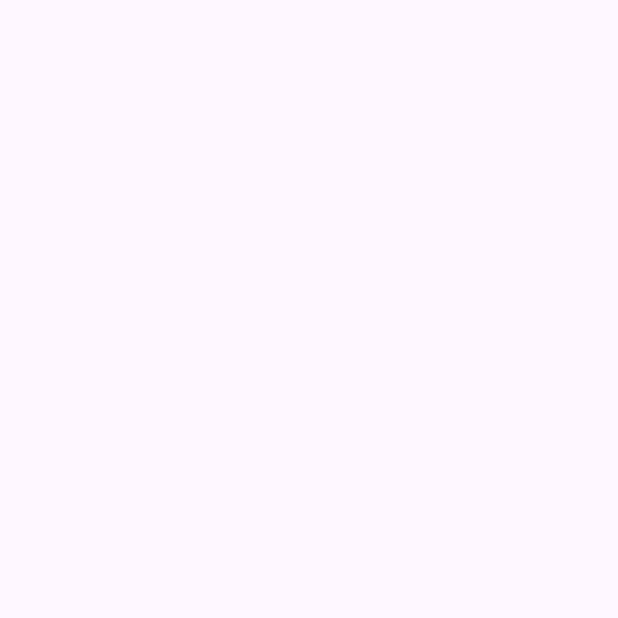
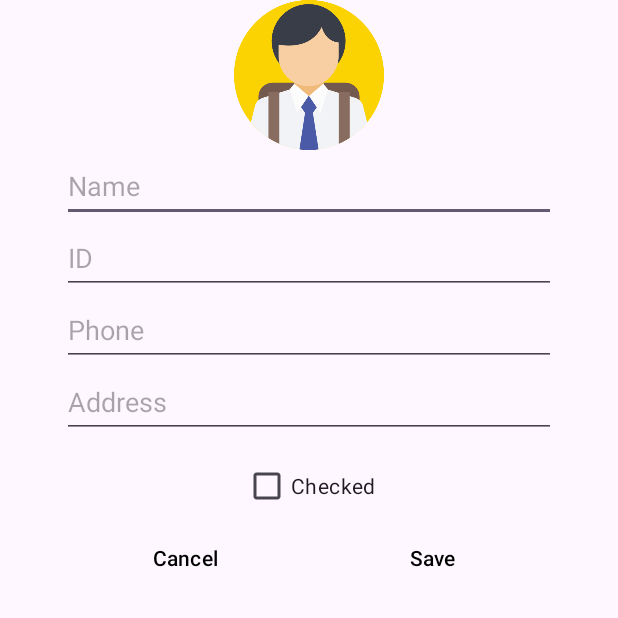
Before and after one commit to galCohen211/StudentApp, an Android app: the NewStudent screen opened directly, with no data from a screen before it, on a phone screen of 412 x 824 dp, the top half of it. Before the commit the part shown is empty. Run offline under Robolectric (Android 15) with nearby library versions, the phone set to English and light mode, and no system bars.

Commit message:
Worked on activity_new_student.xml

```diff
--- a/app/src/main/res/layout/activity_new_student.xml
+++ b/app/src/main/res/layout/activity_new_student.xml
@@ -7,4 +7,108 @@
     android:layout_height="match_parent"
     tools:context=".NewStudent">
 
+    <ImageView
+        android:id="@+id/new_student_avatar"
+        android:layout_width="100dp"
+        android:layout_height="100dp"
+        app:srcCompat="@drawable/student"
+        app:layout_constraintTop_toTopOf="parent"
+        app:layout_constraintStart_toStartOf="parent"
+        app:layout_constraintEnd_toEndOf="parent"
+        android:contentDescription="Student Avatar" />
+
+    <EditText
+        android:id="@+id/new_student_name"
+        android:layout_width="0dp"
+        android:layout_height="wrap_content"
+        android:hint="Name"
+        android:minHeight="48dp"
+        android:inputType="text"
+        app:layout_constraintTop_toBottomOf="@id/new_student_avatar"
+        app:layout_constraintStart_toStartOf="parent"
+        app:layout_constraintEnd_toEndOf="parent"
+        app:layout_constraintHorizontal_bias="0.5"
+        app:layout_constraintWidth_percent="0.8" />
+
+    <EditText
+        android:id="@+id/new_student_id"
+        android:layout_width="0dp"
+        android:layout_height="wrap_content"
+        android:hint="ID"
+        android:minHeight="48dp"
+        android:inputType="text"
+        app:layout_constraintTop_toBottomOf="@id/new_student_name"
+        app:layout_constraintStart_toStartOf="parent"
+        app:layout_constraintEnd_toEndOf="parent"
+        app:layout_constraintHorizontal_bias="0.5"
+        app:layout_constraintWidth_percent="0.8" />
+
+    <EditText
+        android:id="@+id/new_student_phone"
+        android:layout_width="0dp"
+        android:layout_height="wrap_content"
+        android:hint="Phone"
+        android:minHeight="48dp"
+        android:inputType="phone"
+        app:layout_constraintTop_toBottomOf="@id/new_student_id"
+        app:layout_constraintStart_toStartOf="parent"
+        app:layout_constraintEnd_toEndOf="parent"
+        app:layout_constraintHorizontal_bias="0.5"
+        app:layout_constraintWidth_percent="0.8" />
+
+    <EditText
+        android:id="@+id/new_student_address"
+        android:layout_width="0dp"
+        android:layout_height="wrap_content"
+        android:hint="Address"
+        android:minHeight="48dp"
+        android:inputType="textPostalAddress"
+        app:layout_constraintTop_toBottomOf="@id/new_student_phone"
+        app:layout_constraintStart_toStartOf="parent"
+        app:layout_constraintEnd_toEndOf="parent"
+        app:layout_constraintHorizontal_bias="0.5"
+        app:layout_constraintWidth_percent="0.8" />
+
+    <CheckBox
+        android:id="@+id/new_student_checkbox"
+        android:layout_width="wrap_content"
+        android:layout_height="wrap_content"
+        android:layout_margin="8dp"
+        android:minHeight="48dp"
+        android:minWidth="48dp"
+        android:text="Checked"
+        app:layout_constraintTop_toBottomOf="@id/new_student_address"
+        app:layout_constraintStart_toStartOf="parent"
+        app:layout_constraintEnd_toEndOf="parent" />
+
+    <LinearLayout
+        android:layout_width="0dp"
+        android:layout_height="wrap_content"
+        android:orientation="horizontal"
+        app:layout_constraintTop_toBottomOf="@id/new_student_checkbox"
+        app:layout_constraintStart_toStartOf="parent"
+        app:layout_constraintEnd_toEndOf="parent"
+        app:layout_constraintHorizontal_bias="0.5"
+        app:layout_constraintWidth_percent="0.8">
+
+        <Button
+            android:id="@+id/new_student_btn_cancel"
+            android:layout_width="0dp"
+            android:layout_height="wrap_content"
+            android:layout_weight="1"
+            android:backgroundTint="@android:color/transparent"
+            android:text="Cancel"
+            android:textColor="@android:color/black" />
+
+        <Button
+            android:id="@+id/new_student_btn_save"
+            android:layout_width="0dp"
+            android:layout_height="wrap_content"
+            android:layout_weight="1"
+            android:backgroundTint="@android:color/transparent"
+            android:text="Save"
+            android:textColor="@android:color/black" />
+
+    </LinearLayout>
+
 </androidx.constraintlayout.widget.ConstraintLayout>
```
